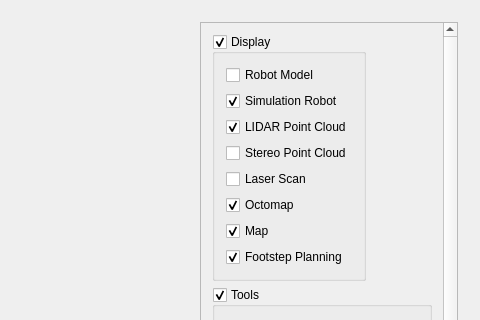
Qt form vigir_ocs_map_view/src/ui/map_view_widget.ui (team-vigir/vigir_ocs_common) before a commit; both pictures show x 320 to 800 and y 0 to 320 of the 800 by 600 pixel window.
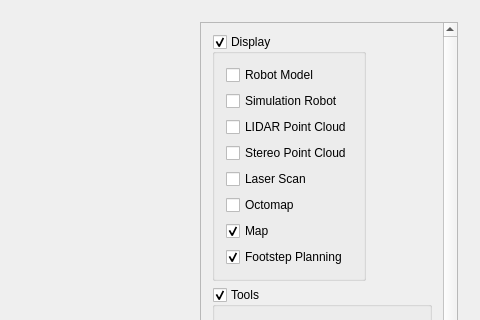
The same form after that commit. Custom widgets are drawn as their Qt base class.

Diff of the .ui file:
```diff
--- a/vigir_ocs_map_view/src/ui/map_view_widget.ui
+++ b/vigir_ocs_map_view/src/ui/map_view_widget.ui
@@ -115,7 +115,7 @@
                 <string>Simulation Robot</string>
                </property>
                <property name="checked">
-                <bool>true</bool>
+                <bool>false</bool>
                </property>
               </widget>
              </item>
@@ -125,7 +125,7 @@
                 <string>LIDAR Point Cloud</string>
                </property>
                <property name="checked">
-                <bool>true</bool>
+                <bool>false</bool>
                </property>
               </widget>
              </item>
@@ -155,7 +155,7 @@
                 <string>Octomap</string>
                </property>
                <property name="checked">
-                <bool>true</bool>
+                <bool>false</bool>
                </property>
               </widget>
              </item>
```
